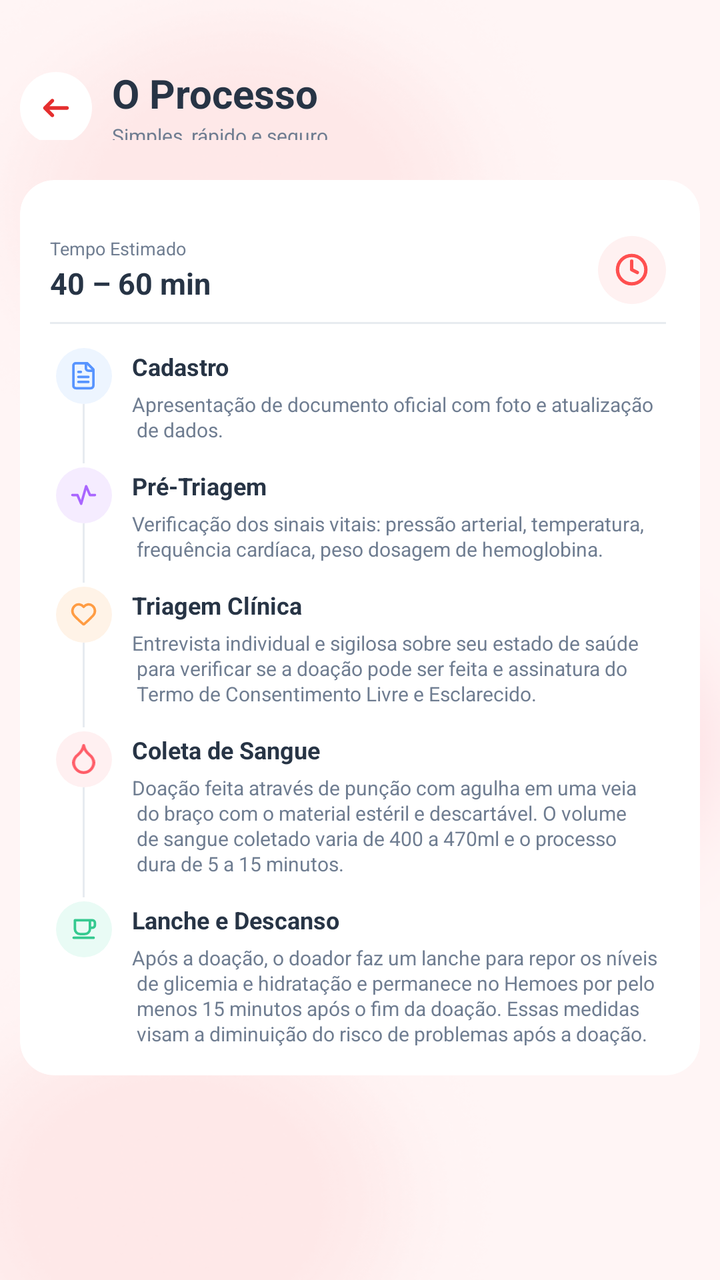
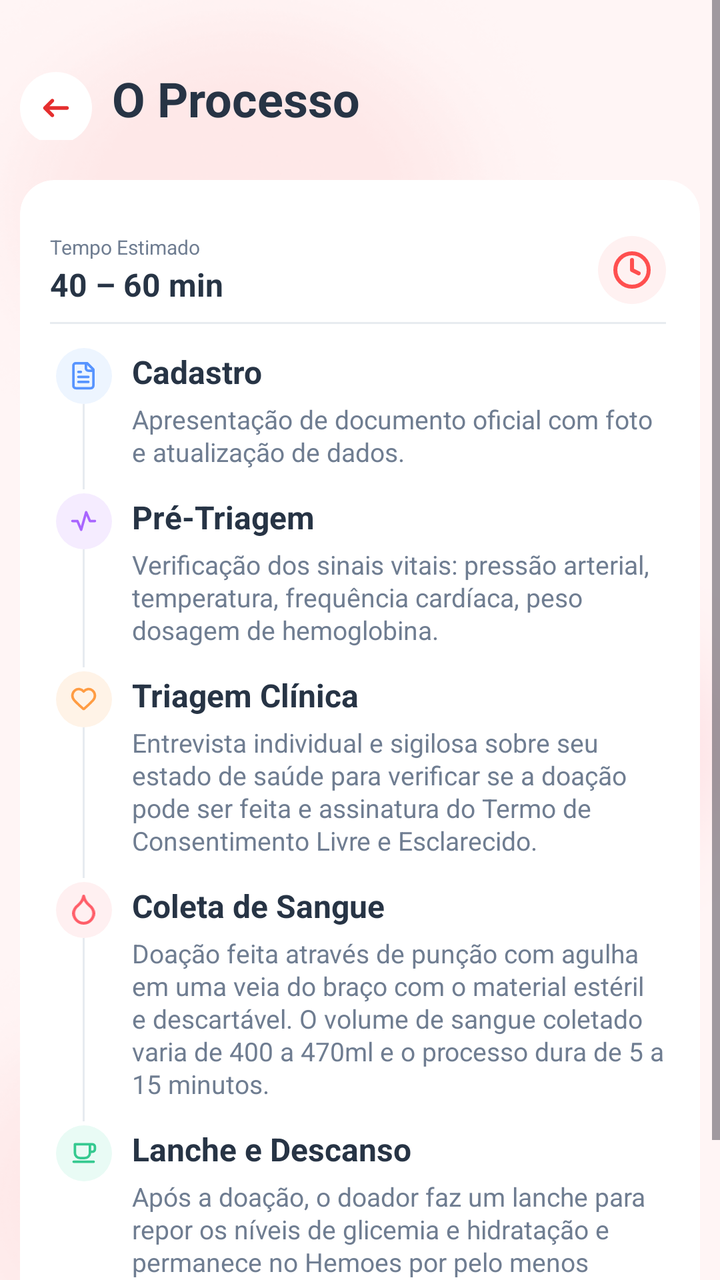

The first picture is an Android layout as it rendered before a commit; the second is the same layout after the commit. The layout source and the unified diff follow.
<!-- AndroidManifest.xml: application theme Theme.Hemo_Conecta -->
<!-- res/layout/fragment_processo_doacao.xml -->
<?xml version="1.0" encoding="utf-8"?>
<ScrollView xmlns:android="http://schemas.android.com/apk/res/android"
    xmlns:app="http://schemas.android.com/apk/res-auto"
    android:layout_width="match_parent"
    android:layout_height="match_parent"
    android:background="@drawable/back_foto"
    android:fillViewport="true">

    <LinearLayout
        android:layout_width="match_parent"
        android:layout_height="wrap_content"
        android:orientation="vertical"
        android:paddingStart="10dp"
        android:paddingEnd="10dp"
        android:paddingTop="18dp"
        android:paddingBottom="16dp">

        
        <LinearLayout
            android:layout_width="match_parent"
            android:layout_height="52dp"
            android:gravity="center_vertical"
            android:orientation="horizontal">

            
            <FrameLayout
                android:id="@+id/btnBack"
                android:layout_width="36dp"
                android:layout_height="36dp"
                android:layout_marginTop="10dp"
                android:background="@drawable/bg_icon"
                android:backgroundTint="@color/white">

                <ImageView
                    android:layout_width="22dp"
                    android:layout_height="22dp"
                    android:layout_gravity="center"
                    android:contentDescription="@string/ui_voltar"
                    android:src="@drawable/ic_back" />
            </FrameLayout>

            <LinearLayout
                android:id="@+id/layout1"
                android:layout_width="0dp"
                android:layout_height="wrap_content"
                android:layout_marginStart="2dp"
                android:layout_marginTop="10dp"
                android:layout_weight="1"
                android:orientation="vertical"
                android:paddingStart="8dp">

                <TextView
                    android:layout_width="wrap_content"
                    android:layout_height="wrap_content"
                    android:text="@string/titulo_processo"
                    android:textColor="@color/titulo_processo"
                    android:textSize="20sp"
                    android:textStyle="bold" />

                <TextView
                    android:layout_width="wrap_content"
                    android:layout_height="wrap_content"
                    android:layout_marginTop="1dp"
                    android:text="@string/subtitulo_processo"
                    android:textColor="@color/texto_processo"
                    android:textSize="10sp" />
            </LinearLayout>
        </LinearLayout>


        
        <androidx.cardview.widget.CardView
            android:layout_width="match_parent"
            android:layout_height="wrap_content"
            android:layout_marginTop="20dp"
            app:cardBackgroundColor="@color/white"
            app:cardCornerRadius="17dp"
            app:cardElevation="0dp">

            <LinearLayout
                android:layout_width="match_parent"
                android:layout_height="wrap_content"
                android:orientation="vertical"
                android:paddingStart="15dp"
                android:paddingTop="19dp"
                android:paddingEnd="17dp"
                android:paddingBottom="13dp">

                
                <LinearLayout
                    android:layout_width="match_parent"
                    android:layout_height="52dp"
                    android:gravity="center_vertical"
                    android:orientation="horizontal">

                    <LinearLayout
                        android:layout_width="0dp"
                        android:layout_height="wrap_content"
                        android:layout_weight="1"
                        android:orientation="vertical">

                        <TextView
                            android:layout_width="wrap_content"
                            android:layout_height="wrap_content"
                            android:text="@string/processo_tempo"
                            android:textColor="@color/texto_processo"
                            android:textSize="9sp" />

                        <TextView
                            android:layout_width="wrap_content"
                            android:layout_height="wrap_content"
                            android:layout_marginTop="1dp"
                            android:text="@string/processo_tempo_min"
                            android:textColor="@color/titulo_processo"
                            android:textSize="15sp"
                            android:textStyle="bold" />
                    </LinearLayout>

                    <FrameLayout
                        android:layout_width="34dp"
                        android:layout_height="34dp"
                        android:background="@drawable/bg_icon"
                        android:backgroundTint="@color/fundo_tempo">

                        <ImageView
                            android:layout_width="17dp"
                            android:layout_height="17dp"
                            android:layout_gravity="center"
                            android:src="@drawable/ic_clock"
                            app:tint="@color/icon_tempo" />
                    </FrameLayout>
                </LinearLayout>


                
                <View
                    android:layout_width="match_parent"
                    android:layout_height="1dp"
                    android:background="@color/view_processo" />

                
                <LinearLayout
                    android:layout_width="match_parent"
                    android:layout_height="wrap_content"
                    android:orientation="horizontal">

                    <LinearLayout
                        android:layout_width="34dp"
                        android:layout_height="match_parent"
                        android:gravity="center_horizontal"
                        android:orientation="vertical">

                        <FrameLayout
                            android:layout_width="28dp"
                            android:layout_height="28dp"
                            android:layout_marginTop="12dp"
                            android:background="@drawable/bg_icon"
                            android:backgroundTint="@color/fundo_cadastro">

                            <ImageView
                                android:layout_width="15dp"
                                android:layout_height="15dp"
                                android:layout_gravity="center"
                                android:src="@drawable/ic_document"
                                app:tint="@color/icon_cadastro" />
                        </FrameLayout>

                        <View
                            android:layout_width="1dp"
                            android:layout_height="0dp"
                            android:layout_weight="1"
                            android:background="@color/view_processo" />
                    </LinearLayout>

                    <LinearLayout
                        android:layout_width="0dp"
                        android:layout_height="wrap_content"
                        android:layout_weight="1"
                        android:orientation="vertical"
                        android:paddingStart="7dp"
                        android:paddingTop="13dp"
                        android:paddingBottom="10dp">

                        <TextView
                            android:layout_width="wrap_content"
                            android:layout_height="wrap_content"
                            android:text="@string/titulo_cadastro"
                            android:textColor="@color/titulo_processo"
                            android:textSize="12sp"
                            android:textStyle="bold" />

                        <TextView
                            android:layout_width="match_parent"
                            android:layout_height="wrap_content"
                            android:layout_marginTop="4dp"
                            android:lineSpacingExtra="1dp"
                            android:text="@string/descricao_cadastro"
                            android:textColor="@color/texto_processo"
                            android:textSize="10sp" />
                    </LinearLayout>
                </LinearLayout>


                
                <LinearLayout
                    android:layout_width="match_parent"
                    android:layout_height="wrap_content"
                    android:orientation="horizontal">

                    <LinearLayout
                        android:layout_width="34dp"
                        android:layout_height="match_parent"
                        android:gravity="center_horizontal"
                        android:orientation="vertical">

                        <FrameLayout
                            android:layout_width="28dp"
                            android:layout_height="28dp"
                            android:layout_marginTop="2dp"
                            android:background="@drawable/bg_icon"
                            android:backgroundTint="@color/fundo_triagem">

                            <ImageView
                                android:layout_width="15dp"
                                android:layout_height="15dp"
                                android:layout_gravity="center"
                                android:src="@drawable/ic_pulse"
                                app:tint="@color/icon_triagem" />
                        </FrameLayout>

                        <View
                            android:layout_width="1dp"
                            android:layout_height="0dp"
                            android:layout_weight="1"
                            android:background="@color/view_processo" />
                    </LinearLayout>

                    <LinearLayout
                        android:layout_width="0dp"
                        android:layout_height="wrap_content"
                        android:layout_weight="1"
                        android:orientation="vertical"
                        android:paddingStart="7dp"
                        android:paddingTop="3dp"
                        android:paddingBottom="10dp">

                        <TextView
                            android:layout_width="wrap_content"
                            android:layout_height="wrap_content"
                            android:text="@string/titulo_pre_triagem"
                            android:textColor="@color/titulo_processo"
                            android:textSize="12sp"
                            android:textStyle="bold" />

                        <TextView
                            android:layout_width="match_parent"
                            android:layout_height="wrap_content"
                            android:layout_marginTop="4dp"
                            android:lineSpacingExtra="1dp"
                            android:text="@string/descricao_pre_triagem"
                            android:textColor="@color/texto_processo"
                            android:textSize="10sp" />
                    </LinearLayout>
                </LinearLayout>


                
                <LinearLayout
                    android:layout_width="match_parent"
                    android:layout_height="wrap_content"
                    android:orientation="horizontal">

                    <LinearLayout
                        android:layout_width="34dp"
                        android:layout_height="match_parent"
                        android:gravity="center_horizontal"
                        android:orientation="vertical">

                        <FrameLayout
                            android:layout_width="28dp"
                            android:layout_height="28dp"
                            android:layout_marginTop="2dp"
                            android:background="@drawable/bg_icon"
                            android:backgroundTint="@color/fundo_triagem_clinica">

                            <ImageView
                                android:layout_width="15dp"
                                android:layout_height="15dp"
                                android:layout_gravity="center"
                                android:src="@drawable/ic_heart"
                                app:tint="@color/icon_triagem_clinica" />
                        </FrameLayout>

                        <View
                            android:layout_width="1dp"
                            android:layout_height="0dp"
                            android:layout_weight="1"
                            android:background="@color/view_processo" />
                    </LinearLayout>

                    <LinearLayout
                        android:layout_width="0dp"
                        android:layout_height="wrap_content"
                        android:layout_weight="1"
                        android:orientation="vertical"
                        android:paddingStart="7dp"
                        android:paddingTop="3dp"
                        android:paddingBottom="10dp">

                        <TextView
                            android:layout_width="wrap_content"
                            android:layout_height="wrap_content"
                            android:text="@string/titulo_triagem"
                            android:textColor="@color/titulo_processo"
                            android:textSize="12sp"
                            android:textStyle="bold" />

                        <TextView
                            android:layout_width="match_parent"
                            android:layout_height="wrap_content"
                            android:layout_marginTop="4dp"
                            android:lineSpacingExtra="1dp"
                            android:text="@string/descricao_triagem"
                            android:textColor="@color/texto_processo"
                            android:textSize="10sp" />
                    </LinearLayout>
                </LinearLayout>

                
                <LinearLayout
                    android:layout_width="match_parent"
                    android:layout_height="wrap_content"
                    android:orientation="horizontal">

                    <LinearLayout
                        android:layout_width="34dp"
                        android:layout_height="match_parent"
                        android:gravity="center_horizontal"
                        android:orientation="vertical">

                        <FrameLayout
                            android:layout_width="28dp"
                            android:layout_height="28dp"
                            android:layout_marginTop="2dp"
                            android:background="@drawable/bg_icon"
                            android:backgroundTint="@color/fundo_coleta">

                            <ImageView
                                android:layout_width="15dp"
                                android:layout_height="15dp"
                                android:layout_gravity="center"
                                android:src="@drawable/ic_blood"
                                app:tint="@color/icon_coleta" />
                        </FrameLayout>

                        <View
                            android:layout_width="1dp"
                            android:layout_height="0dp"
                            android:layout_weight="1"
                            android:background="@color/view_processo" />
                    </LinearLayout>

                    <LinearLayout
                        android:layout_width="0dp"
                        android:layout_height="wrap_content"
                        android:layout_weight="1"
                        android:orientation="vertical"
                        android:paddingStart="7dp"
                        android:paddingTop="3dp"
                        android:paddingBottom="10dp">

                        <TextView
                            android:layout_width="wrap_content"
                            android:layout_height="wrap_content"
                            android:text="@string/titulo_coleta"
                            android:textColor="@color/titulo_processo"
                            android:textSize="12sp"
                            android:textStyle="bold" />

                        <TextView
                            android:layout_width="match_parent"
                            android:layout_height="wrap_content"
                            android:layout_marginTop="4dp"
                            android:lineSpacingExtra="1dp"
                            android:text="@string/descricao_coleta"
                            android:textColor="@color/texto_processo"
                            android:textSize="10sp" />
                    </LinearLayout>
                </LinearLayout>


                
                <LinearLayout
                    android:layout_width="match_parent"
                    android:layout_height="wrap_content"
                    android:orientation="horizontal">

                    <LinearLayout
                        android:layout_width="34dp"
                        android:layout_height="match_parent"
                        android:gravity="center_horizontal"
                        android:orientation="vertical">

                        <FrameLayout
                            android:layout_width="28dp"
                            android:layout_height="28dp"
                            android:layout_marginTop="2dp"
                            android:background="@drawable/bg_icon"
                            android:backgroundTint="@color/fundo_lanche">

                            <ImageView
                                android:layout_width="15dp"
                                android:layout_height="15dp"
                                android:layout_gravity="center"
                                android:src="@drawable/ic_coffee"
                                app:tint="@color/icon_lanche" />
                        </FrameLayout>
                    </LinearLayout>

                    <LinearLayout
                        android:layout_width="0dp"
                        android:layout_height="wrap_content"
                        android:layout_weight="1"
                        android:orientation="vertical"
                        android:paddingStart="7dp"
                        android:paddingTop="3dp"
                        android:paddingBottom="1dp">

                        <TextView
                            android:layout_width="wrap_content"
                            android:layout_height="wrap_content"
                            android:text="@string/titulo_lanche"
                            android:textColor="@color/titulo_processo"
                            android:textSize="12sp"
                            android:textStyle="bold" />

                        <TextView
                            android:layout_width="match_parent"
                            android:layout_height="wrap_content"
                            android:layout_marginTop="4dp"
                            android:lineSpacingExtra="1dp"
                            android:text="@string/descricao_lanche"
                            android:textColor="@color/texto_processo"
                            android:textSize="10sp" />
                    </LinearLayout>
                </LinearLayout>
            </LinearLayout>
        </androidx.cardview.widget.CardView>
    </LinearLayout>
</ScrollView>
<!-- resources referenced by this layout -->
<resources>
  <color name="fundo_cadastro">#EDF5FF</color>
  <color name="fundo_coleta">#FFF0F1</color>
  <color name="fundo_lanche">#E9FBF5</color>
  <color name="fundo_tempo">#FFF1F1</color>
  <color name="fundo_triagem">#F5ECFF</color>
  <color name="fundo_triagem_clinica">#FFF3E7</color>
  <color name="icon_cadastro">#5794FF</color>
  <color name="icon_coleta">#FF5D68</color>
  <color name="icon_lanche">#35C990</color>
  <color name="icon_tempo">#FF4F4F</color>
  <color name="icon_triagem">#A965FF</color>
  <color name="icon_triagem_clinica">#FF9C43</color>
  <color name="texto_processo">#6F7D91</color>
  <color name="titulo_processo">#273445</color>
  <color name="view_processo">#E7EBF0</color>
  <color name="white">#FFFFFF</color>
  <!-- drawable bg_icon (drawable) -->
  <?xml version="1.0" encoding="utf-8"?>
  <shape xmlns:android="http://schemas.android.com/apk/res/android"
      android:shape="oval">
  </shape>
  <!-- drawable ic_coffee (drawable) -->
  <vector xmlns:android="http://schemas.android.com/apk/res/android" android:height="24dp" android:viewportHeight="24" android:viewportWidth="24" android:width="24dp">
        
      <path android:fillColor="@color/cor_00000000" android:pathData="M17,5H5V12C5,14.209 6.791,16 9,16H13C15.209,16 17,14.209 17,12V5ZM17,5H19C20.105,5 21,5.895 21,7V9C21,10.105 20.105,11 19,11H17M4,19H20" android:strokeColor="@color/black" android:strokeLineCap="round" android:strokeLineJoin="round" android:strokeWidth="2"/>
      
  </vector>
  <!-- drawable ic_pulse (drawable) -->
  <vector xmlns:android="http://schemas.android.com/apk/res/android" android:height="24dp" android:viewportHeight="24" android:viewportWidth="24" android:width="24dp">
        
      <path android:fillColor="@color/cor_00000000" android:pathData="M3,12h4l3,7 4,-14 3,7h4" android:strokeColor="@color/black" android:strokeLineCap="round" android:strokeLineJoin="round" android:strokeWidth="2"/>
      
  </vector>
  <string name="descricao_cadastro">Apresentação de documento oficial com foto e atualização \n de dados.</string>
  <string name="descricao_coleta">Doação feita através de punção com agulha em uma veia \n do braço com o material estéril e descartável. O volume \n de sangue coletado varia de 400 a 470ml e o processo \n dura de 5 a 15 minutos.</string>
  <string name="descricao_lanche">Após a doação, o doador faz um lanche para repor os níveis \n de glicemia e hidratação e permanece no Hemoes por pelo \n menos 15 minutos após o fim da doação. Essas medidas \n visam a diminuição do risco de problemas após a doação.</string>
  <string name="descricao_pre_triagem">Verificação dos sinais vitais: pressão arterial, temperatura, \n frequência cardíaca, peso dosagem de hemoglobina.</string>
  <string name="descricao_triagem">Entrevista individual e sigilosa sobre seu estado de saúde \n para verificar se a doação pode ser feita e assinatura do \n Termo de Consentimento Livre e Esclarecido.</string>
  <string name="processo_tempo">Tempo Estimado</string>
  <string name="processo_tempo_min">40 – 60 min</string>
  <string name="subtitulo_processo">Simples, rápido e seguro.</string>
  <string name="titulo_cadastro">Cadastro</string>
  <string name="titulo_coleta">Coleta de Sangue</string>
  <string name="titulo_lanche">Lanche e Descanso</string>
  <string name="titulo_pre_triagem">Pré-Triagem</string>
  <string name="titulo_processo">O Processo</string>
  <string name="titulo_triagem">Triagem Clínica</string>
  <string name="ui_voltar">"Voltar"</string>
  <style name="Theme.Hemo_Conecta" parent="Base.Theme.Hemo_Conecta" />
  <color name="cor_e52e2e">#E52E2E</color>
  <color name="cor_00000000">#00000000</color>
  <color name="ranking_third">#DC2626</color>
  <color name="icon_sangue">#EF4444</color>
  <color name="black">#000000</color>
  <color name="quick_blue_icon">#3B82F6</color>
  <color name="red_dark">#B91419</color>
  <style name="Base.Theme.Hemo_Conecta" parent="Theme.Material3.DayNight.NoActionBar">
          
          
      </style>
  <!-- unchanged entries left out for length: 6 -->
</resources>

<!-- the commit's change to res/layout/fragment_processo_doacao.xml (unified diff, before → after) -->
@@ -54,7 +54,7 @@
                     android:layout_height="wrap_content"
                     android:text="@string/titulo_processo"
                     android:textColor="@color/titulo_processo"
-                    android:textSize="20sp"
+                    android:textSize="24sp"
                     android:textStyle="bold" />
 
                 <TextView
@@ -63,7 +63,7 @@
                     android:layout_marginTop="1dp"
                     android:text="@string/subtitulo_processo"
                     android:textColor="@color/texto_processo"
-                    android:textSize="10sp" />
+                    android:textSize="12sp" />
             </LinearLayout>
         </LinearLayout>
 
@@ -104,7 +104,7 @@
                             android:layout_height="wrap_content"
                             android:text="@string/processo_tempo"
                             android:textColor="@color/texto_processo"
-                            android:textSize="9sp" />
+                            android:textSize="10sp" />
 
                         <TextView
                             android:layout_width="wrap_content"
@@ -112,7 +112,7 @@
                             android:layout_marginTop="1dp"
                             android:text="@string/processo_tempo_min"
                             android:textColor="@color/titulo_processo"
-                            android:textSize="15sp"
+                            android:textSize="16sp"
                             android:textStyle="bold" />
                     </LinearLayout>
 
@@ -123,8 +123,8 @@
                         android:backgroundTint="@color/fundo_tempo">
 
                         <ImageView
-                            android:layout_width="17dp"
-                            android:layout_height="17dp"
+                            android:layout_width="20dp"
+                            android:layout_height="20dp"
                             android:layout_gravity="center"
                             android:src="@drawable/ic_clock"
                             app:tint="@color/icon_tempo" />
@@ -186,7 +186,7 @@
                             android:layout_height="wrap_content"
                             android:text="@string/titulo_cadastro"
                             android:textColor="@color/titulo_processo"
-                            android:textSize="12sp"
+                            android:textSize="16sp"
                             android:textStyle="bold" />
 
                         <TextView
@@ -196,7 +196,7 @@
                             android:lineSpacingExtra="1dp"
                             android:text="@string/descricao_cadastro"
                             android:textColor="@color/texto_processo"
-                            android:textSize="10sp" />
+                            android:textSize="13sp" />
                     </LinearLayout>
                 </LinearLayout>
 
@@ -249,7 +249,7 @@
                             android:layout_height="wrap_content"
                             android:text="@string/titulo_pre_triagem"
                             android:textColor="@color/titulo_processo"
-                            android:textSize="12sp"
+                            android:textSize="16sp"
                             android:textStyle="bold" />
 
                         <TextView
@@ -259,7 +259,7 @@
                             android:lineSpacingExtra="1dp"
                             android:text="@string/descricao_pre_triagem"
                             android:textColor="@color/texto_processo"
-                            android:textSize="10sp" />
+                            android:textSize="13sp" />
                     </LinearLayout>
                 </LinearLayout>
 
@@ -312,7 +312,7 @@
                             android:layout_height="wrap_content"
                             android:text="@string/titulo_triagem"
                             android:textColor="@color/titulo_processo"
-                            android:textSize="12sp"
+                            android:textSize="16sp"
                             android:textStyle="bold" />
 
                         <TextView
@@ -322,7 +322,7 @@
                             android:lineSpacingExtra="1dp"
                             android:text="@string/descricao_triagem"
                             android:textColor="@color/texto_processo"
-                            android:textSize="10sp" />
+                            android:textSize="13sp" />
                     </LinearLayout>
                 </LinearLayout>
 
@@ -374,7 +374,7 @@
                             android:layout_height="wrap_content"
                             android:text="@string/titulo_coleta"
                             android:textColor="@color/titulo_processo"
-                            android:textSize="12sp"
+                            android:textSize="16sp"
                             android:textStyle="bold" />
 
                         <TextView
@@ -384,7 +384,7 @@
                             android:lineSpacingExtra="1dp"
                             android:text="@string/descricao_coleta"
                             android:textColor="@color/texto_processo"
-                            android:textSize="10sp" />
+                            android:textSize="13sp" />
                     </LinearLayout>
                 </LinearLayout>
 
@@ -431,7 +431,7 @@
                             android:layout_height="wrap_content"
                             android:text="@string/titulo_lanche"
                             android:textColor="@color/titulo_processo"
-                            android:textSize="12sp"
+                            android:textSize="16sp"
                             android:textStyle="bold" />
 
                         <TextView
@@ -441,7 +441,7 @@
                             android:lineSpacingExtra="1dp"
                             android:text="@string/descricao_lanche"
                             android:textColor="@color/texto_processo"
-                            android:textSize="10sp" />
+                            android:textSize="13sp" />
                     </LinearLayout>
                 </LinearLayout>
             </LinearLayout>
<!-- resource entries referenced after the edit -->
@@ -33,11 +33,11 @@
       <path android:fillColor="@color/cor_00000000" android:pathData="M3,12h4l3,7 4,-14 3,7h4" android:strokeColor="@color/black" android:strokeLineCap="round" android:strokeLineJoin="round" android:strokeWidth="2"/>
       
   </vector>
-  <string name="descricao_cadastro">Apresentação de documento oficial com foto e atualização \n de dados.</string>
-  <string name="descricao_coleta">Doação feita através de punção com agulha em uma veia \n do braço com o material estéril e descartável. O volume \n de sangue coletado varia de 400 a 470ml e o processo \n dura de 5 a 15 minutos.</string>
-  <string name="descricao_lanche">Após a doação, o doador faz um lanche para repor os níveis \n de glicemia e hidratação e permanece no Hemoes por pelo \n menos 15 minutos após o fim da doação. Essas medidas \n visam a diminuição do risco de problemas após a doação.</string>
-  <string name="descricao_pre_triagem">Verificação dos sinais vitais: pressão arterial, temperatura, \n frequência cardíaca, peso dosagem de hemoglobina.</string>
-  <string name="descricao_triagem">Entrevista individual e sigilosa sobre seu estado de saúde \n para verificar se a doação pode ser feita e assinatura do \n Termo de Consentimento Livre e Esclarecido.</string>
+  <string name="descricao_cadastro">Apresentação de documento oficial com foto e atualização de dados.</string>
+  <string name="descricao_coleta">Doação feita através de punção com agulha em uma veia do braço com o material estéril e descartável. O volume de sangue coletado varia de 400 a 470ml e o processo dura de 5 a 15 minutos.</string>
+  <string name="descricao_lanche">Após a doação, o doador faz um lanche para repor os níveis de glicemia e hidratação e permanece no Hemoes por pelo  menos 15 minutos após o fim da doação. Essas medidas visam a diminuição do risco de problemas após a doação.</string>
+  <string name="descricao_pre_triagem">Verificação dos sinais vitais: pressão arterial, temperatura, frequência cardíaca, peso dosagem de hemoglobina.</string>
+  <string name="descricao_triagem">Entrevista individual e sigilosa sobre seu estado de saúde para verificar se a doação pode ser feita e assinatura do Termo de Consentimento Livre e Esclarecido.</string>
   <string name="processo_tempo">Tempo Estimado</string>
   <string name="processo_tempo_min">40 – 60 min</string>
   <string name="subtitulo_processo">Simples, rápido e seguro.</string>
